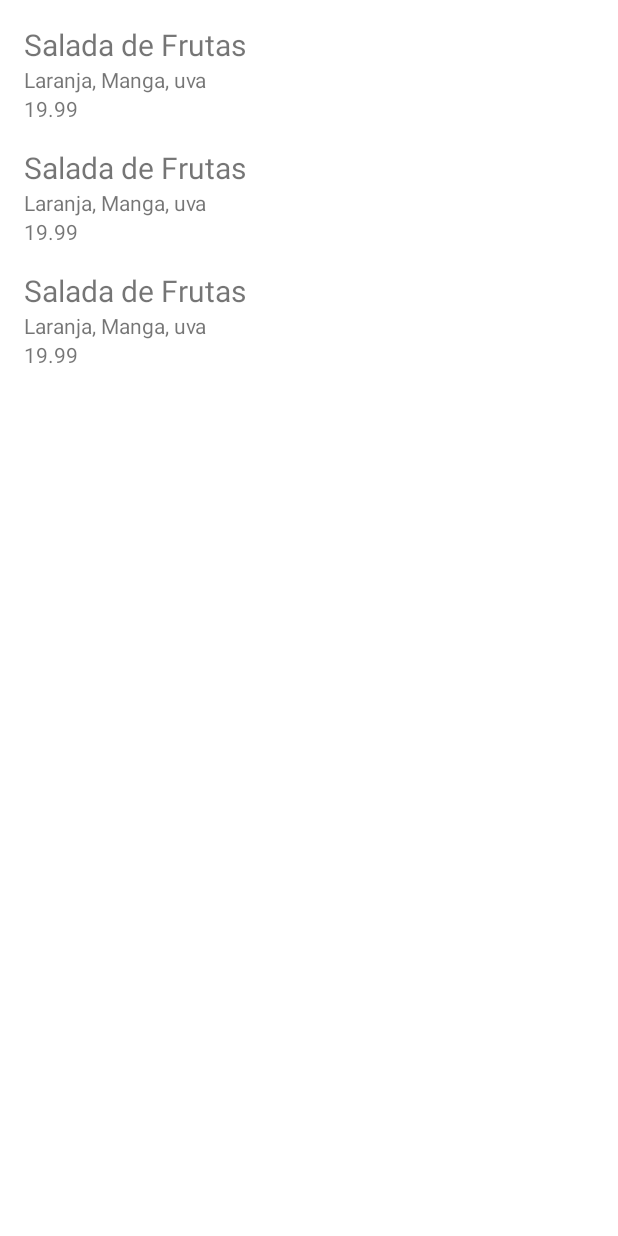
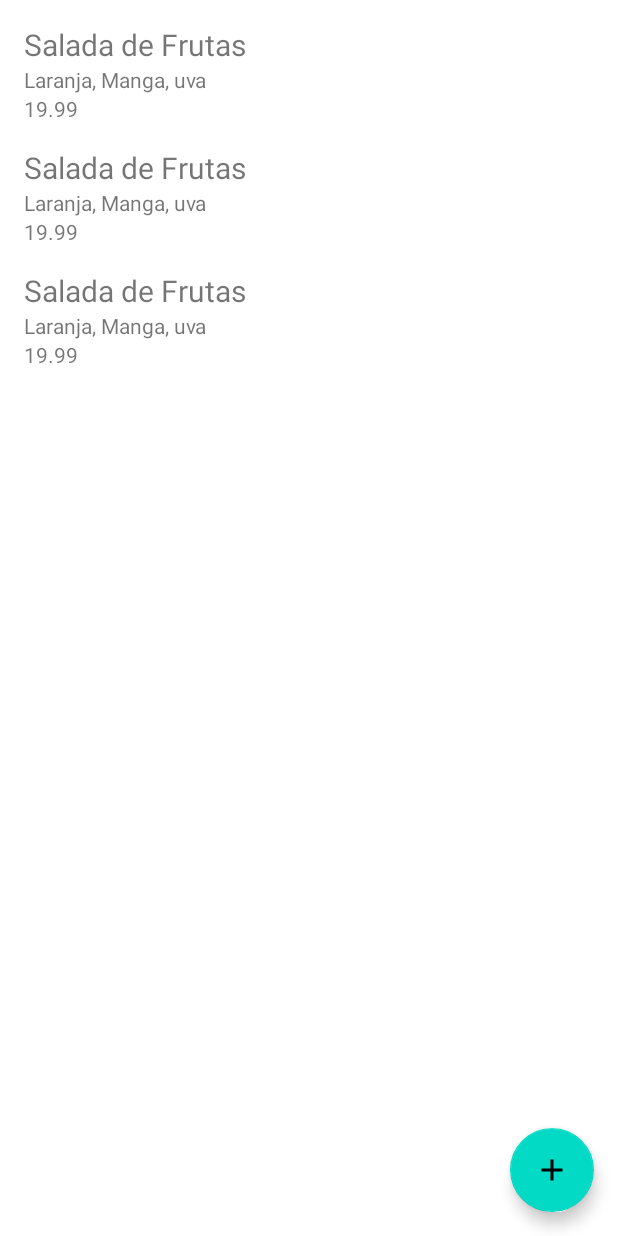
Before and after one commit to AndersonPaschoalon/Online-Courses, an Android app built with Jetpack Compose: the layout activity_lista_produtos.xml on its own in the app's theme, with its tools: preview values and no code run, on a phone screen of 412 x 824 dp. Run offline under Robolectric (Android 15) with nearby library versions, the phone set to English and light mode, and no system bars.

Commit message:
finalização do curso de android!

```diff
--- a/Alura/Android_Kotlin/Orgs/app/src/main/AndroidManifest.xml
+++ b/Alura/Android_Kotlin/Orgs/app/src/main/AndroidManifest.xml
@@ -18,14 +18,10 @@
             android:exported="true"
             android:label="@string/app_name"
             android:theme="@style/Theme.Orgs">
-            <intent-filter>
-                <action android:name="android.intent.action.MAIN" />
-                <category android:name="android.intent.category.LAUNCHER" />
-            </intent-filter>
         </activity>
 
         <activity
-            android:name=".ui.activity.MainActivity"
+            android:name=".ui.activity.ListaProdutosActivity"
             android:exported="true">
             <intent-filter>
                 <action android:name="android.intent.action.MAIN" />
--- a/Alura/Android_Kotlin/Orgs/app/src/main/java/br/com/andersonp/orgs/model/Produto.kt
+++ b/Alura/Android_Kotlin/Orgs/app/src/main/java/br/com/andersonp/orgs/model/Produto.kt
@@ -2,7 +2,7 @@ package br.com.andersonp.orgs.model
 
 import java.math.BigDecimal
 
-class Produto (
+data class Produto (
     val nome: String,
     val descricao: String,
     val valor: BigDecimal
--- /dev/null
+++ b/Alura/Android_Kotlin/Orgs/app/src/main/res/drawable/baseline_add_24.xml
@@ -0,0 +1,5 @@
+<vector android:height="24dp" android:tint="#000000"
+    android:viewportHeight="24" android:viewportWidth="24"
+    android:width="24dp" xmlns:android="http://schemas.android.com/apk/res/android">
+    <path android:fillColor="@android:color/white" android:pathData="M19,13h-6v6h-2v-6H5v-2h6V5h2v6h6v2z"/>
+</vector>
--- a/Alura/Android_Kotlin/Orgs/app/src/main/res/layout/activity_main.xml
+++ b/Alura/Android_Kotlin/Orgs/app/src/main/res/layout/activity_lista_produtos.xml
@@ -7,7 +7,7 @@
 
 
     <androidx.recyclerview.widget.RecyclerView
-        android:id="@+id/recyclerView"
+        android:id="@+id/activity_lista_produtos_recyclerView"
         android:layout_width="0dp"
         android:layout_height="0dp"
         app:layout_constraintBottom_toBottomOf="parent"
@@ -18,5 +18,17 @@
         app:layoutManager="androidx.recyclerview.widget.LinearLayoutManager"
         />
 
+    <com.google.android.material.floatingactionbutton.FloatingActionButton
+        android:id="@+id/activity_lista_produtos_fab"
+        android:layout_width="wrap_content"
+        android:layout_height="wrap_content"
+        android:clickable="true"
+        android:focusable="true"
+        android:layout_margin="16dp"
+        app:layout_constraintBottom_toBottomOf="parent"
+        app:layout_constraintEnd_toEndOf="parent"
+        app:srcCompat="@drawable/baseline_add_24"
+         />
+
 
 </androidx.constraintlayout.widget.ConstraintLayout>
--- a/Alura/Android_Kotlin/Orgs/app/src/main/res/layout/produto_item.xml
+++ b/Alura/Android_Kotlin/Orgs/app/src/main/res/layout/produto_item.xml
@@ -7,7 +7,7 @@
     xmlns:tools="http://schemas.android.com/tools">
 
     <TextView
-        android:id="@+id/nome"
+        android:id="@+id/produto_item_nome"
         android:layout_width="0dp"
         android:layout_height="wrap_content"
         tools:text="Salada de Frutas"
@@ -19,7 +19,7 @@
         />
 
     <TextView
-        android:id="@+id/descricao"
+        android:id="@+id/produto_item_descricao"
         android:layout_width="0dp"
         android:layout_height="wrap_content"
         android:layout_marginStart="16dp"
@@ -27,18 +27,18 @@
         tools:text="Laranja, Manga, uva"
         app:layout_constraintEnd_toEndOf="parent"
         app:layout_constraintStart_toStartOf="parent"
-        app:layout_constraintTop_toBottomOf="@id/nome"
+        app:layout_constraintTop_toBottomOf="@id/produto_item_nome"
         />
 
     <TextView
-        android:id="@+id/valor"
+        android:id="@+id/produto_item_valor"
         android:layout_width="0dp"
         android:layout_height="wrap_content"
         android:layout_marginStart="16dp"
         android:layout_marginEnd="16dp"
         app:layout_constraintEnd_toEndOf="parent"
         app:layout_constraintStart_toStartOf="parent"
-        app:layout_constraintTop_toBottomOf="@id/descricao"
+        app:layout_constraintTop_toBottomOf="@id/produto_item_descricao"
         tools:text="19.99"
         />
 
```
Also changed, not shown: Alura/Android_Kotlin/Orgs/app/src/main/java/br/com/andersonp/orgs/dao/ProdutosDao.kt (added, +18 -0 lines), Alura/Android_Kotlin/Orgs/app/src/main/java/br/com/andersonp/orgs/ui/activity/FormularioProdutoActivity.kt (+39 -0 lines), Alura/Android_Kotlin/Orgs/app/src/main/java/br/com/andersonp/orgs/ui/activity/ListaProdutosActivity.kt (renamed from Alura/Android_Kotlin/Orgs/app/src/main/java/br/com/andersonp/orgs/ui/activity/MainActivity.kt, +28 -15 lines), Alura/Android_Kotlin/Orgs/app/src/main/java/br/com/andersonp/orgs/ui/recyclerview/adapter/ListaProdutosAdapter.kt (+12 -7 lines), Alura/Android_Kotlin/Orgs/app/src/main/res/layout/activity_formulario_produto.xml (+25 -11 lines).
